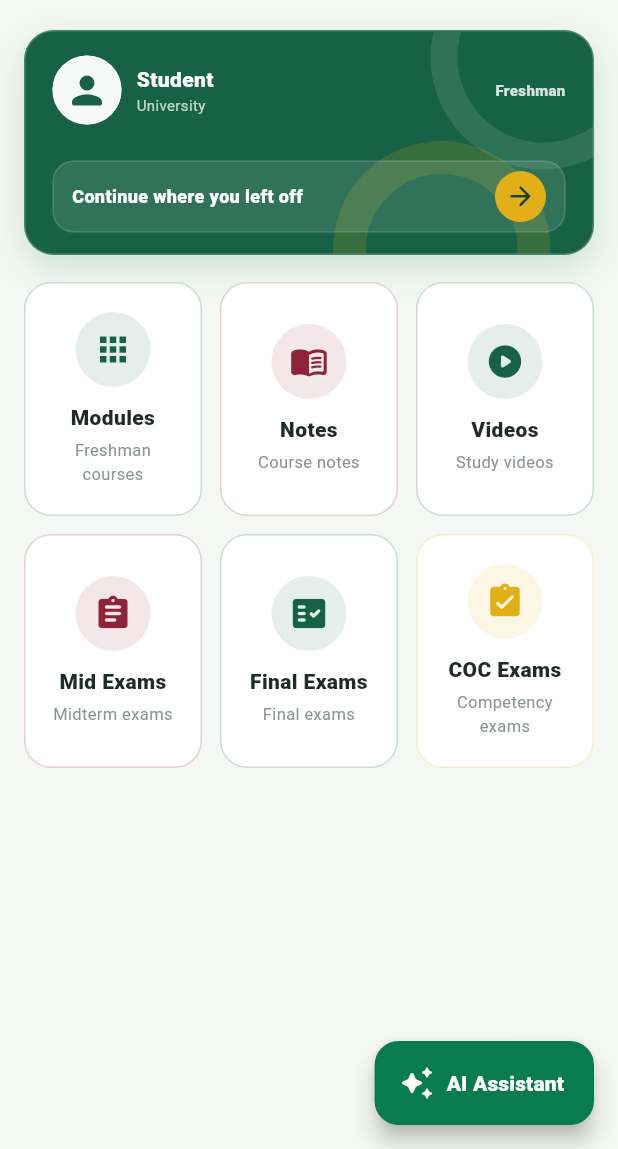
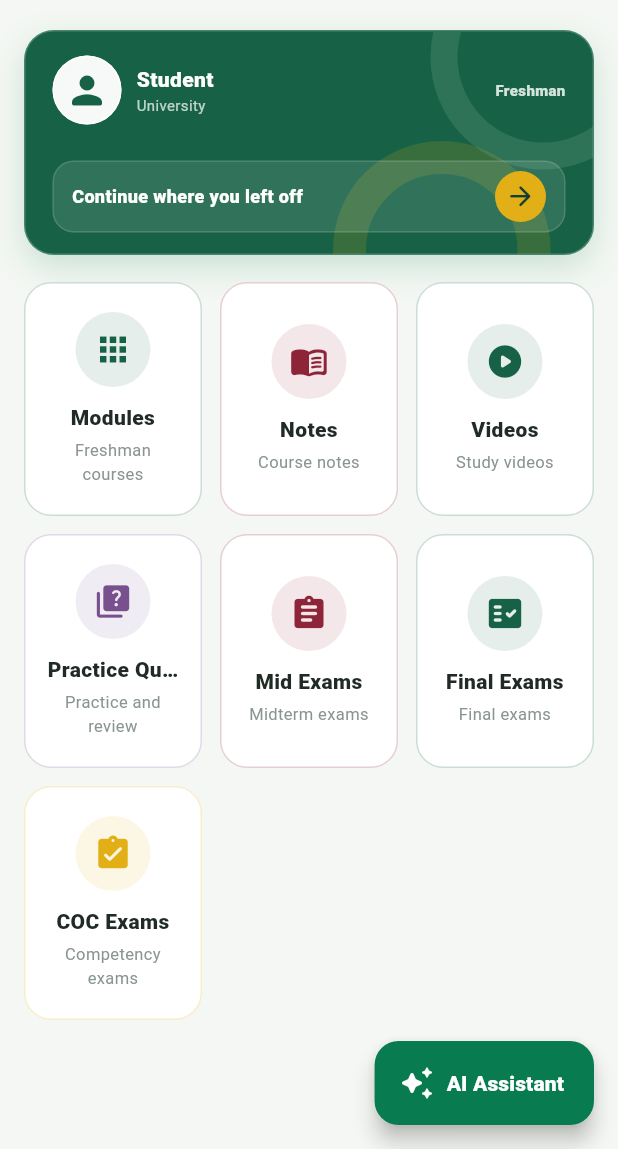
Before and after one commit to SineJhon/EduEthiopia, a Flutter app: the DashboardScreen screen opened directly, on a phone screen of 412 x 824 dp, the part 87-1236 px from its top. Run offline on Flutter 3.47's test engine with Material 3 defaults, Android fonts, the phone set to English and light mode, and no system bars; our stand-ins replace flutter_animate, google_fonts.

Commit message:
dashboard done

```diff
--- a/lib/features/dashboard/dashboard_screen.dart
+++ b/lib/features/dashboard/dashboard_screen.dart
@@ -606,6 +606,13 @@ class _CategoryGrid extends StatelessWidget {
         onTap: () => onModuleTap(LearningModule.videos),
       ),
       _StudyCardData(
+        title: isAmharic ? 'ልምምድ ጥያቄዎች' : 'Practice Questions',
+        subtitle: isAmharic ? 'የተለማመዱ ጥያቄዎች' : 'Practice and review',
+        icon: Icons.quiz_rounded,
+        color: const Color(0xFF79508E),
+        onTap: () => onModuleTap(LearningModule.exams),
+      ),
+      _StudyCardData(
         title: isAmharic ? 'ሚድ ፈተናዎች' : 'Mid Exams',
         subtitle: isAmharic ? 'ጊዜያዊ ፈተናዎች' : 'Midterm exams',
         icon: Icons.assignment_rounded,
@@ -619,6 +626,7 @@ class _CategoryGrid extends StatelessWidget {
         color: const Color(0xFF176246),
         onTap: () => onModuleTap(LearningModule.exams),
       ),
+      if (category == 'Freshman')
         _StudyCardData(
           title: isAmharic ? 'የCOC ፈተናዎች' : 'COC Exams',
           subtitle: isAmharic ? 'ሙያ ብቃት ፈተና' : 'Competency exams',
```
Also changed, not shown: 1 other file. Lines whose indentation alone changed are shown as unchanged.
